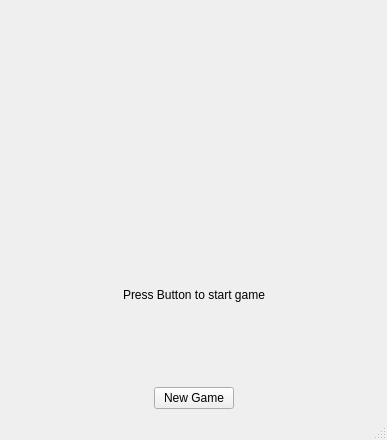
Above: mainwindow.ui from NazakatUmrani/Guessing-Game-Qt before the change. Below: the same form after it.
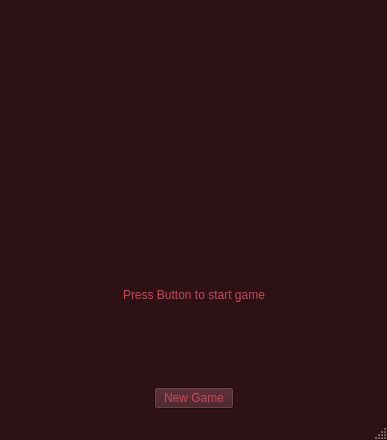
That is the form after the change. Icons and pictures are not drawn.

Commit message: Window color change from black to maroon and icons changed

```diff
--- a/mainwindow.ui
+++ b/mainwindow.ui
@@ -16,6 +16,115 @@
     <verstretch>0</verstretch>
    </sizepolicy>
   </property>
+  <property name="palette">
+   <palette>
+    <active>
+     <colorrole role="WindowText">
+      <brush brushstyle="SolidPattern">
+       <color alpha="255">
+        <red>195</red>
+        <green>73</green>
+        <blue>91</blue>
+       </color>
+      </brush>
+     </colorrole>
+     <colorrole role="Button">
+      <brush brushstyle="SolidPattern">
+       <color alpha="255">
+        <red>65</red>
+        <green>24</green>
+        <blue>31</blue>
+       </color>
+      </brush>
+     </colorrole>
+     <colorrole role="ButtonText">
+      <brush brushstyle="SolidPattern">
+       <color alpha="255">
+        <red>195</red>
+        <green>73</green>
+        <blue>91</blue>
+       </color>
+      </brush>
+     </colorrole>
+     <colorrole role="Window">
+      <brush brushstyle="SolidPattern">
+       <color alpha="255">
+        <red>45</red>
+        <green>17</green>
+        <blue>21</blue>
+       </color>
+      </brush>
+     </colorrole>
+    </active>
+    <inactive>
+     <colorrole role="WindowText">
+      <brush brushstyle="SolidPattern">
+       <color alpha="255">
+        <red>195</red>
+        <green>73</green>
+        <blue>91</blue>
+       </color>
+      </brush>
+     </colorrole>
+     <colorrole role="Button">
+      <brush brushstyle="SolidPattern">
+       <color alpha="255">
+        <red>65</red>
+        <green>24</green>
+        <blue>31</blue>
+       </color>
+      </brush>
+     </colorrole>
+     <colorrole role="ButtonText">
+      <brush brushstyle="SolidPattern">
+       <color alpha="255">
+        <red>195</red>
+        <green>73</green>
+        <blue>91</blue>
+       </color>
+      </brush>
+     </colorrole>
+     <colorrole role="Window">
+      <brush brushstyle="SolidPattern">
+       <color alpha="255">
+        <red>45</red>
+        <green>17</green>
+        <blue>21</blue>
+       </color>
+      </brush>
+     </colorrole>
+    </inactive>
+    <disabled>
+     <colorrole role="Button">
+      <brush brushstyle="SolidPattern">
+       <color alpha="255">
+        <red>65</red>
+        <green>24</green>
+        <blue>31</blue>
+       </color>
+      </brush>
+     </colorrole>
+     <colorrole role="Base">
+      <brush brushstyle="SolidPattern">
+       <color alpha="255">
+        <red>45</red>
+        <green>17</green>
+        <blue>21</blue>
+       </color>
+      </brush>
+     </colorrole>
+     <colorrole role="Window">
+      <brush brushstyle="SolidPattern">
+       <color alpha="255">
+        <red>45</red>
+        <green>17</green>
+        <blue>21</blue>
+       </color>
+      </brush>
+     </colorrole>
+    </disabled>
+   </palette>
+  </property>
   <property name="windowTitle">
    <string>Guessing Game</string>
   </property>
```
The commit also changes 12 other files.
